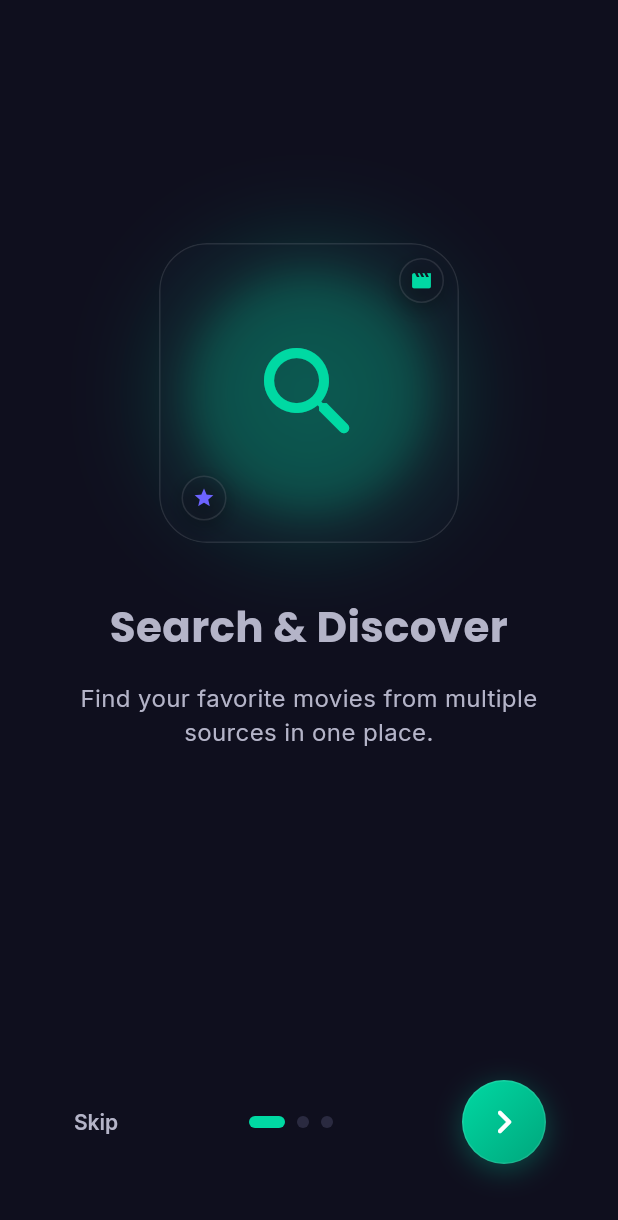
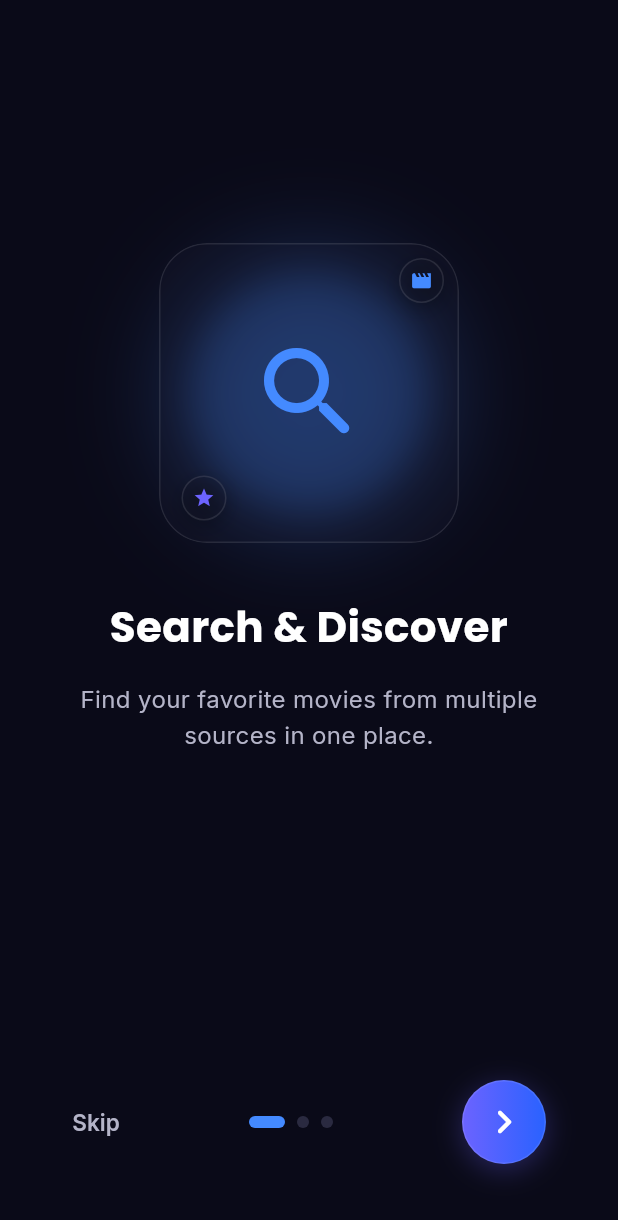
Before and after one commit to shagor300/movie-hunter-backend, a Flutter app: the screen it shows after launch, on a phone screen of 412 x 824 dp. Shown: the top 1220 px of the screen. Run offline on Flutter 3.47's test engine with Material 3 defaults, Android fonts, the phone set to English and light mode, and no system bars; drawn by our look-alikes of introduction_screen; our stand-ins replace avatar_glow, cached_network_image, dio, flutter_local_notifications, get, google_fonts and 13 more; missing offline and left inert: better_player_enhanced, workmanager; accounts and stored records are empty; network calls fail; statements that could not run were skipped.

Commit message:
fix: Hardcode splash & onboarding colors to blue/purple — immune to theme changes

```diff
--- a/lib/screens/onboarding_screen.dart
+++ b/lib/screens/onboarding_screen.dart
@@ -3,10 +3,25 @@ import 'package:flutter/material.dart';
 import 'package:get/get.dart';
 import 'package:introduction_screen/introduction_screen.dart';
 import 'package:shared_preferences/shared_preferences.dart';
-import '../theme/app_colors.dart';
-import '../theme/app_text_styles.dart';
-import '../widgets/gradient_button.dart';
 import 'home_screen.dart';
+
+// ─── Hardcoded Onboarding Colors (never change with theme) ───
+class _OBColors {
+  static const Color bg = Color(0xFF0A0A18);
+  static const Color blue = Color(0xFF448AFF);
+  static const Color blueDark = Color(0xFF2962FF);
+  static const Color purple = Color(0xFF6C63FF);
+  static const Color textWhite = Color(0xFFFFFFFF);
+  static const Color textFaded = Color(0xFFB4B4C8);
+  static const Color surfaceLight = Color(0xFF2A2A40);
+  static const Color glass = Color(0x331A1A2E);
+  static const Color glassBorder = Color(0x1AFFFFFF);
+  static const LinearGradient btnGradient = LinearGradient(
+    colors: [purple, blueDark],
+    begin: Alignment.centerLeft,
+    end: Alignment.centerRight,
+  );
+}
 
 class OnboardingScreen extends StatelessWidget {
   const OnboardingScreen({super.key});
@@ -31,10 +46,10 @@ class OnboardingScreen extends StatelessWidget {
           height: 160,
           decoration: BoxDecoration(
             shape: BoxShape.circle,
-            color: AppColors.primary.withValues(alpha: 0.2),
+            color: _OBColors.blue.withValues(alpha: 0.2),
             boxShadow: [
               BoxShadow(
-                color: AppColors.primary.withValues(alpha: 0.3),
+                color: _OBColors.blue.withValues(alpha: 0.3),
                 blurRadius: 60,
                 spreadRadius: 10,
               ),
@@ -50,13 +65,11 @@ class OnboardingScreen extends StatelessWidget {
               width: 200,
               height: 200,
               decoration: BoxDecoration(
-                color: AppColors.glassBackground, // 3% white
+                color: _OBColors.glass,
                 borderRadius: BorderRadius.circular(32),
-                border: Border.all(color: AppColors.glassBorder), // 8% white
+                border: Border.all(color: _OBColors.glassBorder),
               ),
-              child: Center(
-                child: Icon(icon, size: 80, color: AppColors.primary),
-              ),
+              child: Center(child: Icon(icon, size: 80, color: _OBColors.blue)),
             ),
           ),
         ),
@@ -64,12 +77,12 @@ class OnboardingScreen extends StatelessWidget {
         Positioned(
           top: 10,
           right: 10,
-          child: _buildFloatingElement(Icons.movie, AppColors.primary, 30),
+          child: _buildFloatingElement(Icons.movie, _OBColors.blue, 30),
         ),
         Positioned(
           bottom: 15,
           left: 15,
-          child: _buildFloatingElement(Icons.star, AppColors.accentPurple, 30),
+          child: _buildFloatingElement(Icons.star, _OBColors.purple, 30),
         ),
       ],
     );
@@ -80,9 +93,9 @@ class OnboardingScreen extends StatelessWidget {
       width: size,
       height: size,
       decoration: BoxDecoration(
-        color: AppColors.glassBackground,
+        color: _OBColors.glass,
         shape: BoxShape.circle,
-        border: Border.all(color: AppColors.glassBorder),
+        border: Border.all(color: _OBColors.glassBorder),
         boxShadow: const [
           BoxShadow(
             color: Colors.black26,
@@ -100,19 +113,30 @@ class OnboardingScreen extends StatelessWidget {
   @override
   Widget build(BuildContext context) {
     final pageDecoration = PageDecoration(
-      titleTextStyle: AppTextStyles.displayMedium.copyWith(fontSize: 28),
-      bodyTextStyle: AppTextStyles.bodyLarge,
+      titleTextStyle: const TextStyle(
+        fontFamily: 'Poppins',
+        fontSize: 28,
+        fontWeight: FontWeight.w700,
+        color: _OBColors.textWhite,
+      ),
+      bodyTextStyle: const TextStyle(
+        fontFamily: 'Inter',
+        fontSize: 16,
+        fontWeight: FontWeight.w400,
+        color: _OBColors.textFaded,
+        height: 1.5,
+      ),
       bodyPadding: const EdgeInsets.fromLTRB(24.0, 0.0, 24.0, 16.0),
-      pageColor: AppColors.backgroundDark,
+      pageColor: _OBColors.bg,
       imagePadding: const EdgeInsets.only(top: 80.0, bottom: 20.0),
       titlePadding: const EdgeInsets.only(bottom: 16.0),
     );
 
     return Scaffold(
-      backgroundColor: AppColors.backgroundDark,
+      backgroundColor: _OBColors.bg,
       body: Stack(
         children: [
-          // Background Glows
+          // Background blue glow
           Positioned(
             top: -100,
             left: -100,
@@ -121,10 +145,10 @@ class OnboardingScreen extends StatelessWidget {
               height: 400,
               decoration: BoxDecoration(
                 shape: BoxShape.circle,
-                color: AppColors.primary.withValues(alpha: 0.1),
+                color: _OBColors.blue.withValues(alpha: 0.1),
                 boxShadow: [
                   BoxShadow(
-                    color: AppColors.primary.withValues(alpha: 0.1),
+                    color: _OBColors.blue.withValues(alpha: 0.1),
                     blurRadius: 120,
                     spreadRadius: 60,
                   ),
@@ -135,7 +159,7 @@ class OnboardingScreen extends StatelessWidget {
 
           IntroductionScreen(
             key: GlobalKey<IntroductionScreenState>(),
-            globalBackgroundColor: Colors.transparent, // Let gradient show
+            globalBackgroundColor: Colors.transparent,
             allowImplicitScrolling: true,
             pages: [
               PageViewModel(
@@ -166,22 +190,24 @@ class OnboardingScreen extends StatelessWidget {
             skipOrBackFlex: 0,
             nextFlex: 0,
             showBackButton: false,
-            skip: Text(
+            skip: const Text(
               'Skip',
-              style: AppTextStyles.bodyMedium.copyWith(
-                color: AppColors.textSecondary,
+              style: TextStyle(
+                fontFamily: 'Inter',
+                fontSize: 15,
                 fontWeight: FontWeight.w600,
+                color: _OBColors.textFaded,
               ),
             ),
             next: Container(
               width: 56,
               height: 56,
               decoration: BoxDecoration(
-                gradient: AppColors.primaryGradient,
+                gradient: _OBColors.btnGradient,
                 shape: BoxShape.circle,
                 boxShadow: [
                   BoxShadow(
-                    color: AppColors.primary.withValues(alpha: 0.3),
+                    color: _OBColors.purple.withValues(alpha: 0.3),
                     blurRadius: 16,
                     offset: const Offset(0, 4),
                   ),
@@ -194,11 +220,39 @@ class OnboardingScreen extends StatelessWidget {
                 size: 32,
               ),
             ),
-            done: SizedBox(
+            done: Container(
               width: 160,
-              child: GradientButton(
-                text: "Get Started",
-                onPressed: () => _onIntroEnd(),
+              decoration: BoxDecoration(
+                borderRadius: BorderRadius.circular(12),
+                gradient: _OBColors.btnGradient,
+                boxShadow: [
+                  BoxShadow(
+                    color: _OBColors.purple.withValues(alpha: 0.3),
+                    blurRadius: 12,
+                    offset: const Offset(0, 4),
+                  ),
+                ],
+              ),
+              child: Material(
+                color: Colors.transparent,
+                child: InkWell(
+                  onTap: () => _onIntroEnd(),
+                  borderRadius: BorderRadius.circular(12),
+                  child: const Padding(
+                    padding: EdgeInsets.symmetric(vertical: 16, horizontal: 24),
+                    child: Center(
+                      child: Text(
+                        'Get Started',
+                        style: TextStyle(
+                          fontFamily: 'Poppins',
+                          fontSize: 16,
+                          fontWeight: FontWeight.bold,
+                          color: Colors.white,
+                        ),
+                      ),
+                    ),
+                  ),
+                ),
               ),
             ),
             curve: Curves.fastLinearToSlowEaseIn,
@@ -209,9 +263,9 @@ class OnboardingScreen extends StatelessWidget {
             ),
             dotsDecorator: DotsDecorator(
               size: const Size(8.0, 8.0),
-              color: AppColors.surfaceLight,
+              color: _OBColors.surfaceLight,
               activeSize: const Size(24.0, 8.0),
-              activeColor: AppColors.primary,
+              activeColor: _OBColors.blue,
               spacing: const EdgeInsets.symmetric(horizontal: 4.0),
               activeShape: const RoundedRectangleBorder(
                 borderRadius: BorderRadius.all(Radius.circular(25.0)),
```
Also changed, not shown: lib/screens/splash_screen.dart (+67 -21 lines).
